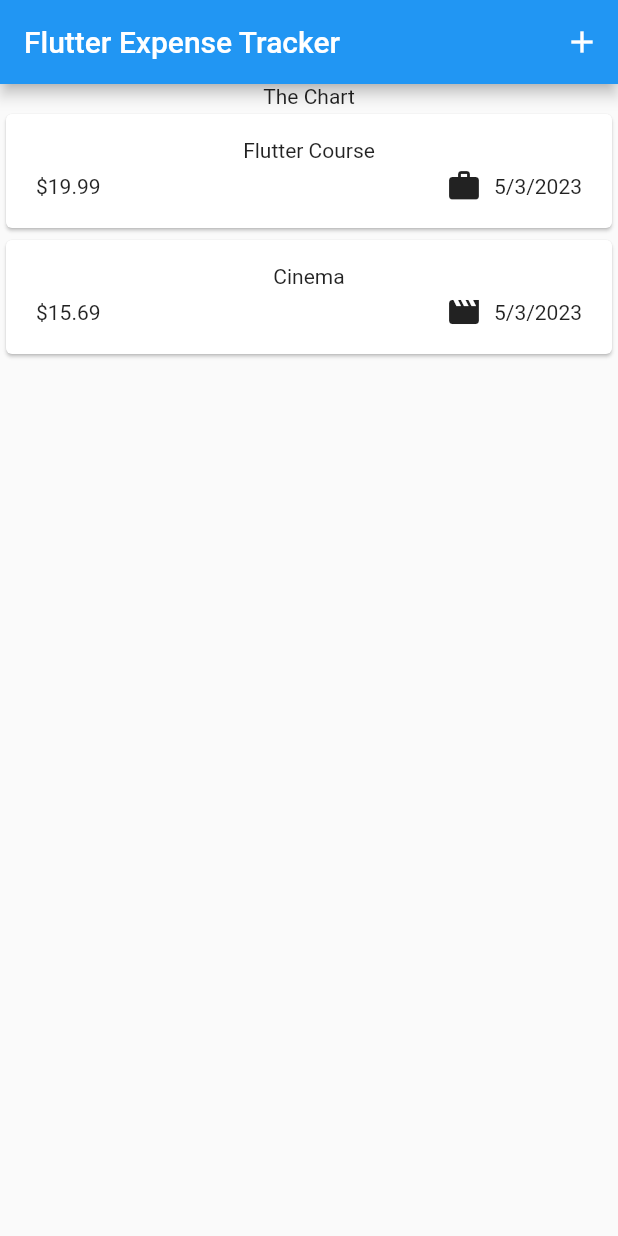
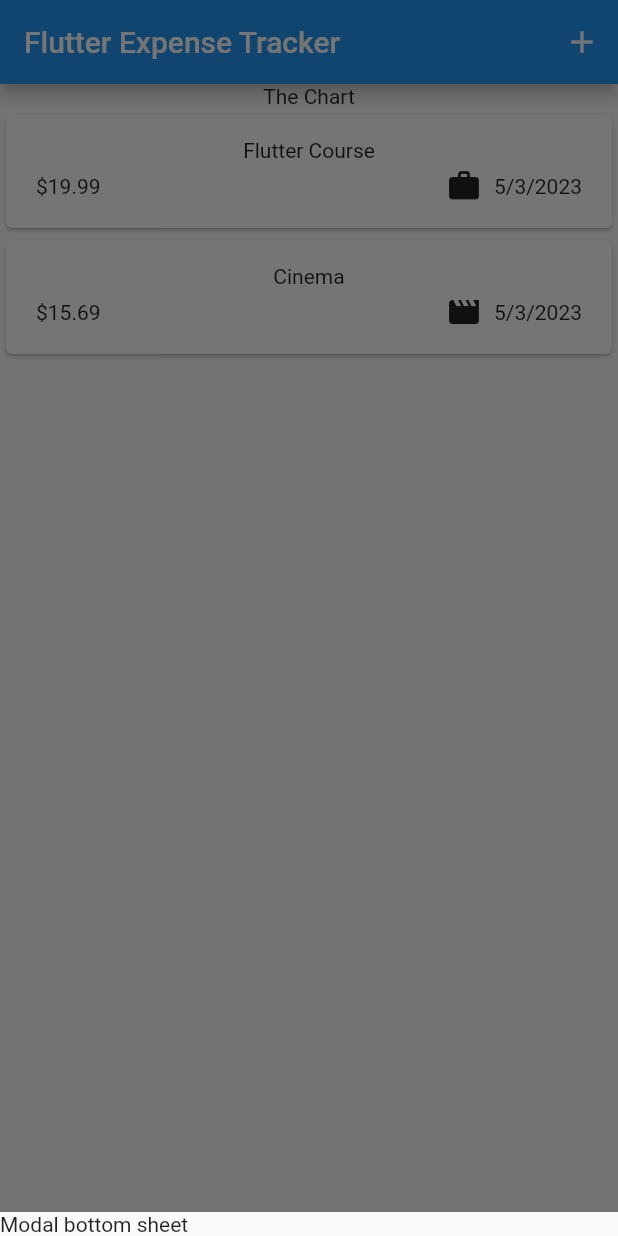
Before and after one commit to godomainz/expense_tracker, a Flutter app: the screen it shows after launch, after a tap on the "add" icon, on a phone screen of 412 x 824 dp. Run offline on Flutter 3.47's test engine with Material 2 defaults, Android fonts, the phone set to English and light mode, and no system bars.

Commit message:
105. Adding a Modal Sheet & Understanding Context

```diff
--- a/lib/widgets/expenses.dart
+++ b/lib/widgets/expenses.dart
@@ -23,12 +23,20 @@ class _ExpensesState extends State<Expenses> {
         category: Category.leisure),
   ];
 
+  void _openAddExenseOverlay() {
+    showModalBottomSheet(
+        context: context, builder: (ctx) => const Text("Modal bottom sheet"));
+  }
+
   @override
   Widget build(BuildContext context) {
     return Scaffold(
       appBar: AppBar(
         title: const Text("Flutter Expense Tracker"),
-        actions: [IconButton(onPressed: () {}, icon: const Icon(Icons.add))],
+        actions: [
+          IconButton(
+              onPressed: _openAddExenseOverlay, icon: const Icon(Icons.add))
+        ],
       ),
       body: Column(
         children: [
```
